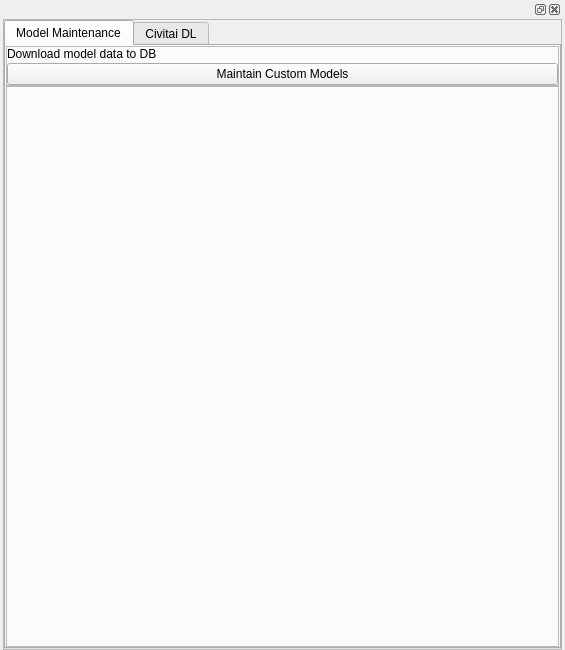
Qt form frontend/ui/model_download.ui (XmYx/ainodes-pyside) before a commit.
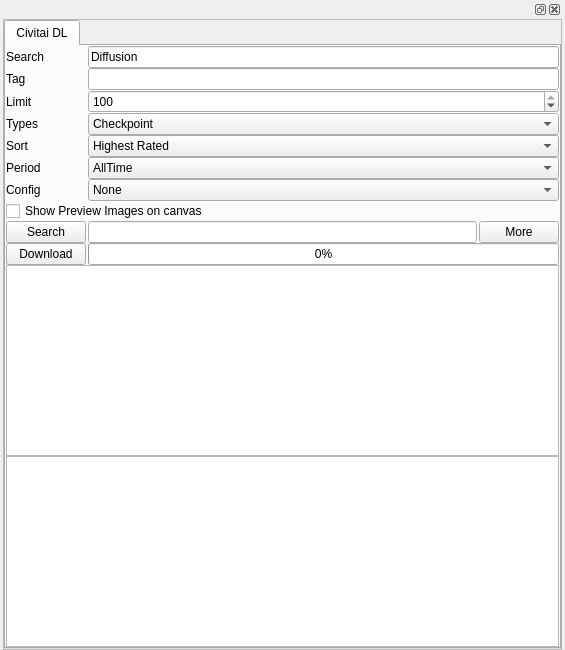
The same form after that commit. The open tabs and pages were chosen to show the change.

Commit message: less bugs, fix the model data download. now we dont try to store the whole civitai index anymore, it only stores the information about the models that have been downloaded using the UI. Index grow more fast and more big than we expected it to be. we ran into server errors as it may have looked like some DOS or what ever when requesting all the index pages

The edit to the form file:
```diff
--- a/frontend/ui/model_download.ui
+++ b/frontend/ui/model_download.ui
@@ -77,118 +77,6 @@
              <property name="currentIndex">
               <number>1</number>
              </property>
-             <widget class="QWidget" name="tab_2">
-              <attribute name="title">
-               <string>Model Maintenance</string>
-              </attribute>
-              <layout class="QGridLayout" name="gridLayout_2">
-               <property name="leftMargin">
-                <number>0</number>
-               </property>
-               <property name="topMargin">
-                <number>0</number>
-               </property>
-               <property name="rightMargin">
-                <number>0</number>
-               </property>
-               <property name="bottomMargin">
-                <number>0</number>
-               </property>
-               <property name="spacing">
-                <number>0</number>
-               </property>
-               <item row="0" column="0">
-                <widget class="QFrame" name="frame">
-                 <property name="frameShape">
-                  <enum>QFrame::StyledPanel</enum>
-                 </property>
-                 <property name="frameShadow">
-                  <enum>QFrame::Raised</enum>
-                 </property>
-                 <layout class="QGridLayout" name="gridLayout_4">
-                  <property name="leftMargin">
-                   <number>0</number>
-                  </property>
-                  <property name="topMargin">
-                   <number>0</number>
-                  </property>
-                  <property name="rightMargin">
-                   <number>0</number>
-                  </property>
-                  <property name="bottomMargin">
-                   <number>0</number>
-                  </property>
-                  <property name="horizontalSpacing">
-                   <number>0</number>
-                  </property>
-                  <property name="verticalSpacing">
-                   <number>2</number>
-                  </property>
-                  <item row="1" column="0">
-                   <widget class="QPushButton" name="maintain_custom_models">
-                    <property name="toolTip">
-                     <string>Will try to fetch missing informations for the existing custom models</string>
-                    </property>
-                    <property name="text">
-                     <string>Maintain Custom Models</string>
-                    </property>
-                   </widget>
-                  </item>
-                  <item row="0" column="0">
-                   <widget class="QLabel" name="label_12">
-                    <property name="text">
-                     <string>Download model data to DB</string>
-                    </property>
-                   </widget>
-                  </item>
-                 </layout>
-                </widget>
-               </item>
-               <item row="1" column="0">
-                <widget class="QFrame" name="frame_2">
-                 <property name="frameShape">
-                  <enum>QFrame::StyledPanel</enum>
-                 </property>
-                 <property name="frameShadow">
-                  <enum>QFrame::Raised</enum>
-                 </property>
-                 <layout class="QGridLayout" name="gridLayout_3">
-                  <property name="leftMargin">
-                   <number>0</number>
-                  </property>
-                  <property name="topMargin">
-                   <number>0</number>
-                  </property>
-                  <property name="rightMargin">
-                   <number>0</number>
-                  </property>
-                  <property name="bottomMargin">
-                   <number>0</number>
-                  </property>
-                  <property name="horizontalSpacing">
-                   <number>0</number>
-                  </property>
-                  <property name="verticalSpacing">
-                   <number>2</number>
-                  </property>
-                  <item row="0" column="0">
-                   <spacer name="verticalSpacer_3">
-                    <property name="orientation">
-                     <enum>Qt::Vertical</enum>
-                    </property>
-                    <property name="sizeHint" stdset="0">
-                     <size>
-                      <width>20</width>
-                      <height>40</height>
-                     </size>
-                    </property>
-                   </spacer>
-                  </item>
-                 </layout>
-                </widget>
-               </item>
-              </layout>
-             </widget>
              <widget class="QWidget" name="tab">
               <attribute name="title">
                <string>Civitai DL</string>
```
Left out of the diff: 2 changed lines with no effect on the pictures. The commit also changes 9 other files.
